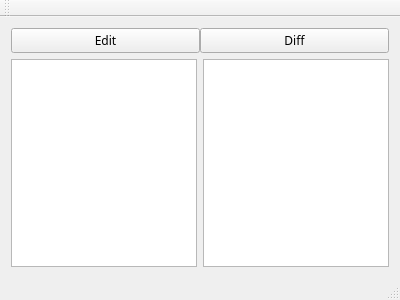
Above: mainwindow.ui from im-red/qcompare before the change. Below: the same form after it.
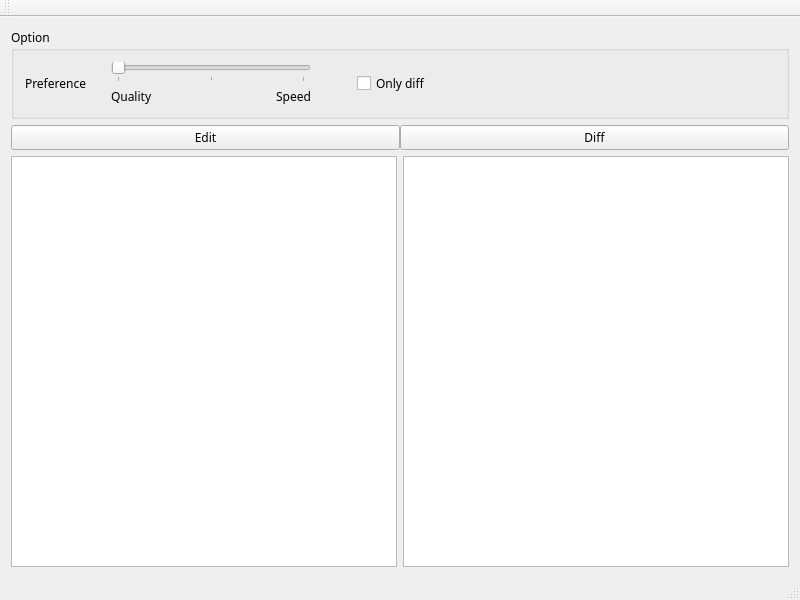
That is the form after the change.

Commit message: support use different algorithm to diff

```diff
--- a/mainwindow.ui
+++ b/mainwindow.ui
@@ -6,8 +6,8 @@
    <rect>
     <x>0</x>
     <y>0</y>
-    <width>400</width>
-    <height>300</height>
+    <width>800</width>
+    <height>600</height>
    </rect>
   </property>
   <property name="font">
@@ -19,7 +19,134 @@
    <string>qdiff</string>
   </property>
   <widget class="QWidget" name="centralWidget">
-   <layout class="QVBoxLayout" name="verticalLayout">
+   <layout class="QVBoxLayout" name="verticalLayout_2">
+    <item>
+     <widget class="QGroupBox" name="groupBox">
+      <property name="title">
+       <string>Option</string>
+      </property>
+      <layout class="QHBoxLayout" name="horizontalLayout_5">
+       <item>
+        <layout class="QHBoxLayout" name="horizontalLayout_4">
+         <item>
+          <widget class="QLabel" name="preferLabel">
+           <property name="minimumSize">
+            <size>
+             <width>80</width>
+             <height>0</height>
+            </size>
+           </property>
+           <property name="maximumSize">
+            <size>
+             <width>80</width>
+             <height>16777215</height>
+            </size>
+           </property>
+           <property name="text">
+            <string>Preference</string>
+           </property>
+          </widget>
+         </item>
+         <item>
+          <layout class="QVBoxLayout" name="verticalLayout">
+           <item>
+            <widget class="QSlider" name="preferSlider">
+             <property name="maximumSize">
+              <size>
+               <width>200</width>
+               <height>16777215</height>
+              </size>
+             </property>
+             <property name="maximum">
+              <number>2</number>
+             </property>
+             <property name="tracking">
+              <bool>true</bool>
+             </property>
+             <property name="orientation">
+              <enum>Qt::Horizontal</enum>
+             </property>
+             <property name="tickPosition">
+              <enum>QSlider::TicksBelow</enum>
+             </property>
+            </widget>
+           </item>
+           <item>
+            <layout class="QHBoxLayout" name="horizontalLayout_3">
+             <item>
+              <widget class="QLabel" name="qualityLabel">
+               <property name="maximumSize">
+                <size>
+                 <width>100</width>
+                 <height>16777215</height>
+                </size>
+               </property>
+               <property name="text">
+                <string>Quality</string>
+               </property>
+              </widget>
+             </item>
+             <item>
+              <widget class="QLabel" name="speedLabel">
+               <property name="maximumSize">
+                <size>
+                 <width>100</width>
+                 <height>16777215</height>
+                </size>
+               </property>
+               <property name="text">
+                <string>Speed</string>
+               </property>
+               <property name="alignment">
+                <set>Qt::AlignRight|Qt::AlignTrailing|Qt::AlignVCenter</set>
+               </property>
+              </widget>
+             </item>
+            </layout>
+           </item>
+          </layout>
+         </item>
+        </layout>
+       </item>
+       <item>
+        <spacer name="horizontalSpacer_2">
+         <property name="orientation">
+          <enum>Qt::Horizontal</enum>
+         </property>
+         <property name="sizeType">
+          <enum>QSizePolicy::Fixed</enum>
+         </property>
+         <property name="sizeHint" stdset="0">
+          <size>
+           <width>40</width>
+           <height>20</height>
+          </size>
+         </property>
+        </spacer>
+       </item>
+       <item>
+        <widget class="QCheckBox" name="onlyDiff">
+         <property name="text">
+          <string>Only diff</string>
+         </property>
+        </widget>
+       </item>
+       <item>
+        <spacer name="horizontalSpacer">
+         <property name="orientation">
+          <enum>Qt::Horizontal</enum>
+         </property>
+         <property name="sizeHint" stdset="0">
+          <size>
+           <width>40</width>
+           <height>20</height>
+          </size>
+         </property>
+        </spacer>
+       </item>
+      </layout>
+     </widget>
+    </item>
     <item>
      <layout class="QHBoxLayout" name="horizontalLayout_2">
       <property name="spacing">
```
Left out of the diff: 4 changed lines with no effect on the pictures. The commit also changes 13 other files.
